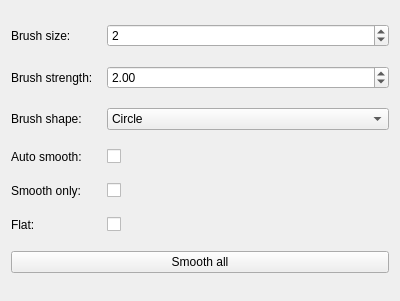
Before: the Qt Designer form RootTools/Treenity/UI/TerrainTool.ui in kevinortegren/zombieshroom, drawn with Qt 5.
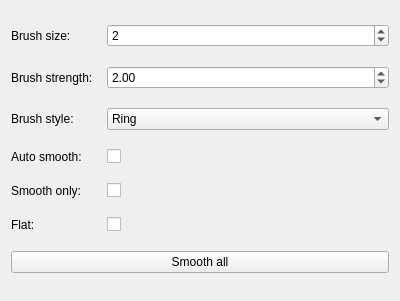
After: the same form once the commit is applied.

Commit message:
Fixed brush rendering and some stuff
TODO:
Surface normals
Clean up
Fix brush manager
Create terrain setup dialog
Rotation of terrain
Export

Diff of the .ui file:
```diff
--- a/RootTools/Treenity/UI/TerrainTool.ui
+++ b/RootTools/Treenity/UI/TerrainTool.ui
@@ -113,7 +113,12 @@
     <widget class="QComboBox" name="comboBox_shape">
      <item>
       <property name="text">
-       <string>Circle</string>
+       <string>Ring</string>
+      </property>
+     </item>
+     <item>
+      <property name="text">
+       <string>Wireframe</string>
       </property>
      </item>
     </widget>
@@ -121,7 +126,7 @@
    <item row="2" column="0">
     <widget class="QLabel" name="label_6">
      <property name="text">
-      <string>Brush shape:</string>
+      <string>Brush style:</string>
      </property>
     </widget>
    </item>
```
Left out of the diff: 28 changed lines with no effect on the pictures. The commit also changes 31 other files.
